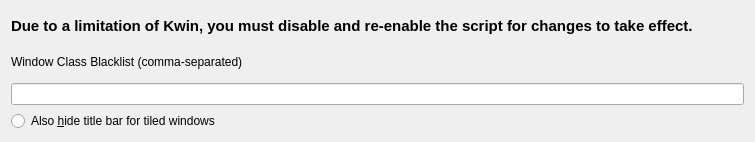
First picture: the form in contents/ui/config.ui, repository fin444/truely-maximized, before the edit.
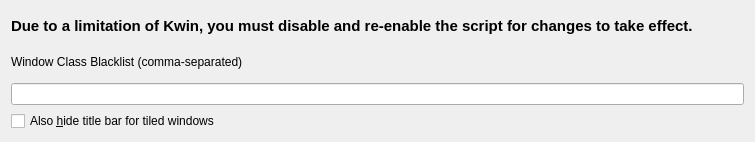
Second picture: the form after the edit.

Commit message: Change "also hide tiled" option from radio button to check box

Diff of the .ui file:
```diff
--- a/contents/ui/config.ui
+++ b/contents/ui/config.ui
@@ -44,7 +44,7 @@
     <widget class="QLineEdit" name="kcfg_blacklist"/>
    </item>
    <item>
-    <widget class="QRadioButton" name="kcfg_shouldHideTiled">
+    <widget class="QCheckBox" name="kcfg_shouldHideTiled">
      <property name="text">
       <string>Also &amp;hide title bar for tiled windows</string>
      </property>
```
